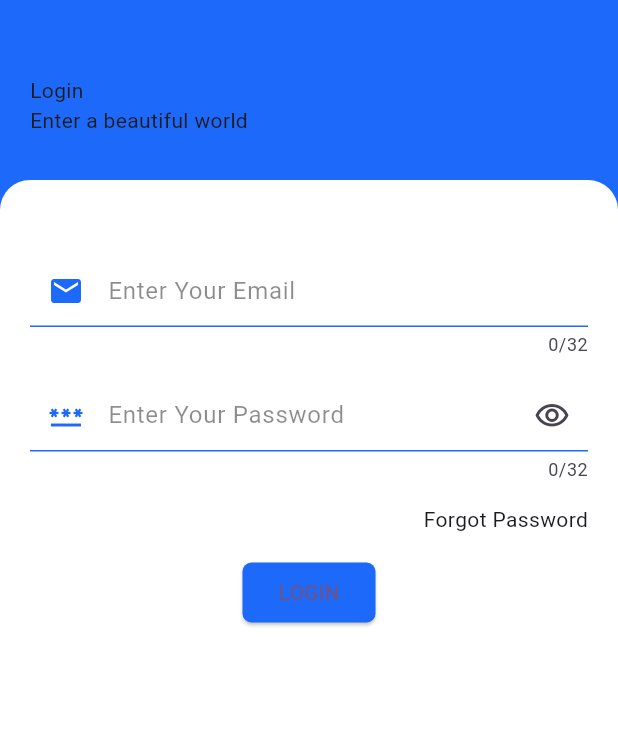
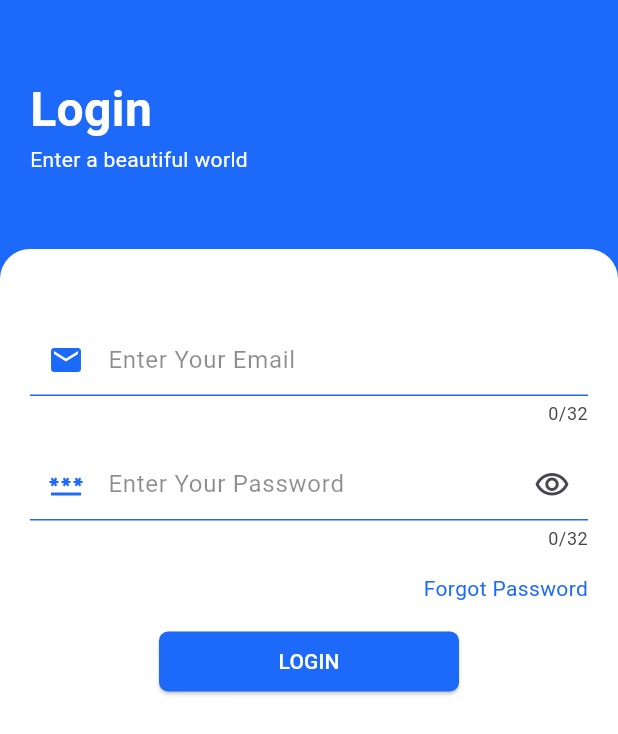
Before and after one commit to amaz11/flutter_animation, a Flutter app: the screen it shows after launch, on a phone screen of 412 x 824 dp. Shown: the top 734 px of the screen. Run offline on Flutter 3.47's test engine with Material 3 defaults, Android fonts, the phone set to English and light mode, and no system bars; our stand-ins replace get.

Commit message:
login ui problem solve

```diff
--- a/lib/module/auth/view/auth_screen.dart
+++ b/lib/module/auth/view/auth_screen.dart
@@ -15,7 +15,7 @@ class AuthScreen extends StatelessWidget {
       backgroundColor: blueColor,
       body: Column(
         // mainAxisAlignment: MainAxisAlignment.start,
-        // crossAxisAlignment: CrossAxisAlignment.stretch,
+        crossAxisAlignment: CrossAxisAlignment.start,
         children: [_headLine(context), Expanded(child: FormWidget())],
       ),
     ));
@@ -23,17 +23,20 @@ class AuthScreen extends StatelessWidget {
 
   Widget _headLine(BuildContext context) {
     return Container(
-      width: MediaQuery.of(context).size.width,
-      padding: const EdgeInsets.only(left: 20, right: 20, top: 50, bottom: 30),
+      // color: ,
+      padding: const EdgeInsets.only(left: 20, right: 20, top: 50, bottom: 50),
       child: const Column(
         mainAxisAlignment: MainAxisAlignment.start,
         crossAxisAlignment: CrossAxisAlignment.start,
         children: [
           Text(
             "Login",
+            style: TextStyle(
+                fontSize: 32, color: Colors.white, fontWeight: FontWeight.w600),
           ),
           Text(
             "Enter a beautiful world",
+            style: TextStyle(fontSize: 14, color: Colors.white),
           ),
         ],
       ),
--- a/lib/module/auth/view/widget/form_widget.dart
+++ b/lib/module/auth/view/widget/form_widget.dart
@@ -1,4 +1,5 @@
 import 'package:flutter/material.dart';
+import 'package:flutter/widgets.dart';
 import 'package:flutteranimation/core/colors/colors.dart';
 import 'package:flutteranimation/core/utils/custom_textfild.dart';
 import 'package:flutteranimation/module/auth/controller/auth_controller.dart';
@@ -31,7 +32,9 @@ class FormWidget extends StatelessWidget {
           print("Matha 2");
           return Form(
             key: _formKey,
+            child: SingleChildScrollView(
               child: Column(
+                mainAxisAlignment: MainAxisAlignment.center,
                 children: [
                   _textFilds(context, controller),
                   const Row(
@@ -39,6 +42,7 @@ class FormWidget extends StatelessWidget {
                     children: [
                       Text(
                         "Forgot Password",
+                        style: TextStyle(color: blueColor),
                       )
                     ],
                   ),
@@ -52,13 +56,15 @@ class FormWidget extends StatelessWidget {
                       shape: RoundedRectangleBorder(
                         borderRadius: BorderRadius.circular(6), // <-- Radius
                       ),
-                    // minimumSize: const Size(200, 40),
+                      minimumSize: const Size(200, 40),
                     ),
                     child: Text(
                       "Login".toUpperCase(),
+                      style: TextStyle(color: Colors.white),
                     ),
                   ),
                 ],
+              ),
             ),
           );
         }));
```
Lines whose indentation alone changed are shown as unchanged.
